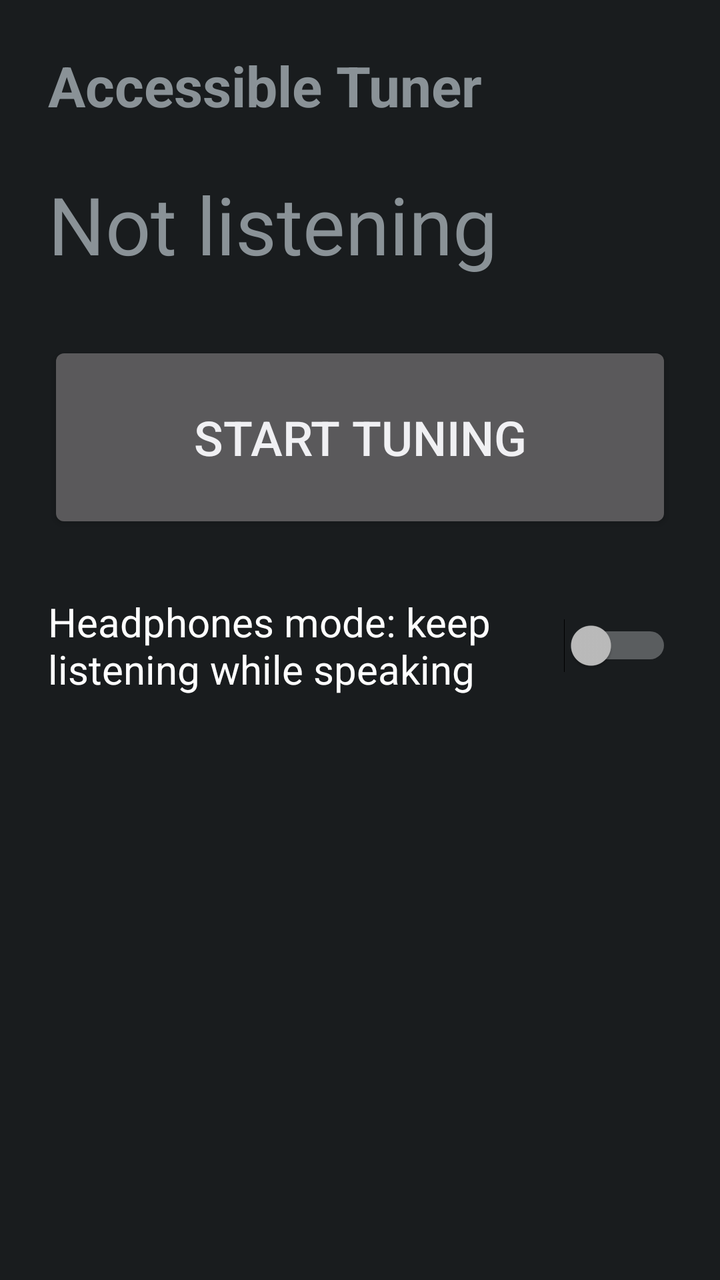
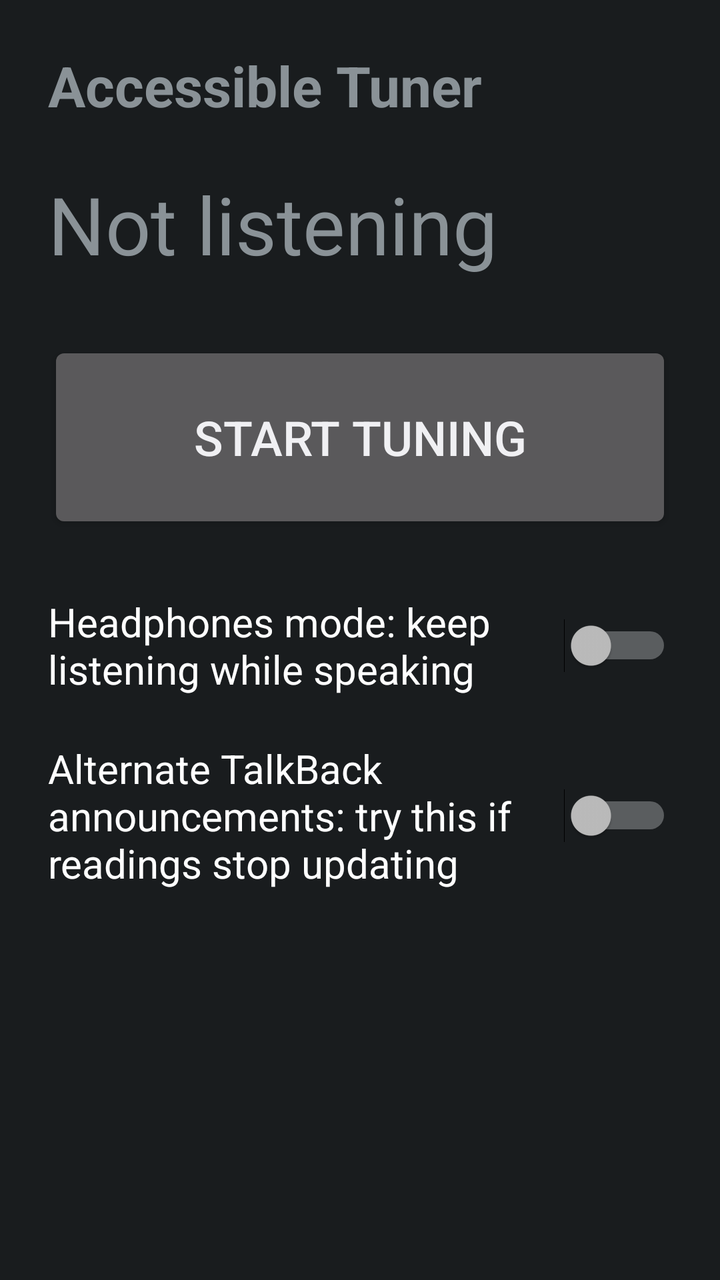

Before-and-after screenshots of an Android layout around one commit, followed by the original layout XML and the change that was made.
<!-- AndroidManifest.xml: application theme android:Theme.DeviceDefault -->
<!-- res/layout/activity_main.xml -->
<?xml version="1.0" encoding="utf-8"?>
<LinearLayout xmlns:android="http://schemas.android.com/apk/res/android"
    android:layout_width="match_parent"
    android:layout_height="match_parent"
    android:orientation="vertical"
    android:padding="24dp">

    <TextView
        android:layout_width="match_parent"
        android:layout_height="wrap_content"
        android:accessibilityHeading="true"
        android:text="@string/app_name"
        android:textSize="28sp"
        android:textStyle="bold" />

    
    <TextView
        android:id="@+id/readout"
        android:layout_width="match_parent"
        android:layout_height="wrap_content"
        android:layout_marginTop="24dp"
        android:accessibilityLiveRegion="assertive"
        android:text="@string/idle"
        android:textSize="40sp" />

    <Button
        android:id="@+id/toggle"
        android:layout_width="match_parent"
        android:layout_height="wrap_content"
        android:layout_marginTop="32dp"
        android:minHeight="96dp"
        android:text="@string/start"
        android:textSize="24sp" />

    <Switch
        android:id="@+id/headphones"
        android:layout_width="match_parent"
        android:layout_height="wrap_content"
        android:layout_marginTop="24dp"
        android:minHeight="64dp"
        android:text="@string/headphones"
        android:textSize="20sp" />
</LinearLayout>
<!-- resources referenced by this layout -->
<resources>
  <string name="app_name">Accessible Tuner</string>
  <string name="headphones">Headphones mode: keep listening while speaking</string>
  <string name="idle">Not listening</string>
  <string name="start">Start tuning</string>
</resources>

<!-- the commit's change to res/layout/activity_main.xml (unified diff, before → after) -->
@@ -40,4 +40,13 @@
         android:minHeight="64dp"
         android:text="@string/headphones"
         android:textSize="20sp" />
+
+    <Switch
+        android:id="@+id/direct"
+        android:layout_width="match_parent"
+        android:layout_height="wrap_content"
+        android:layout_marginTop="16dp"
+        android:minHeight="64dp"
+        android:text="@string/direct"
+        android:textSize="20sp" />
 </LinearLayout>
<!-- resource entries referenced after the edit -->
@@ -1,6 +1,7 @@
 <!-- resources referenced by this layout -->
 <resources>
   <string name="app_name">Accessible Tuner</string>
+  <string name="direct">Alternate TalkBack announcements: try this if readings stop updating</string>
   <string name="headphones">Headphones mode: keep listening while speaking</string>
   <string name="idle">Not listening</string>
   <string name="start">Start tuning</string>
